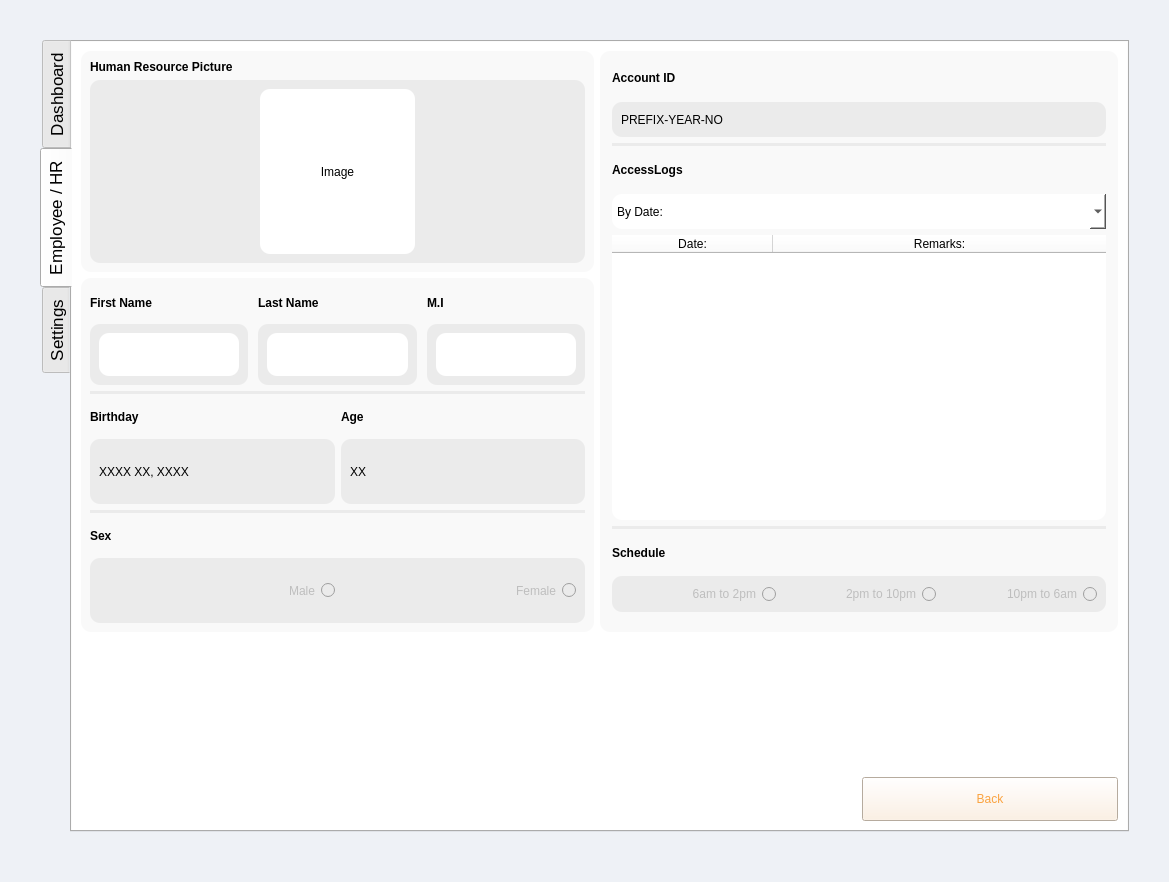
This is EALS UI/v0.4/admin.ui in maeven-tapa/cpet8_group8_workspace as Qt 5 draws it before an edit. The edited form follows.
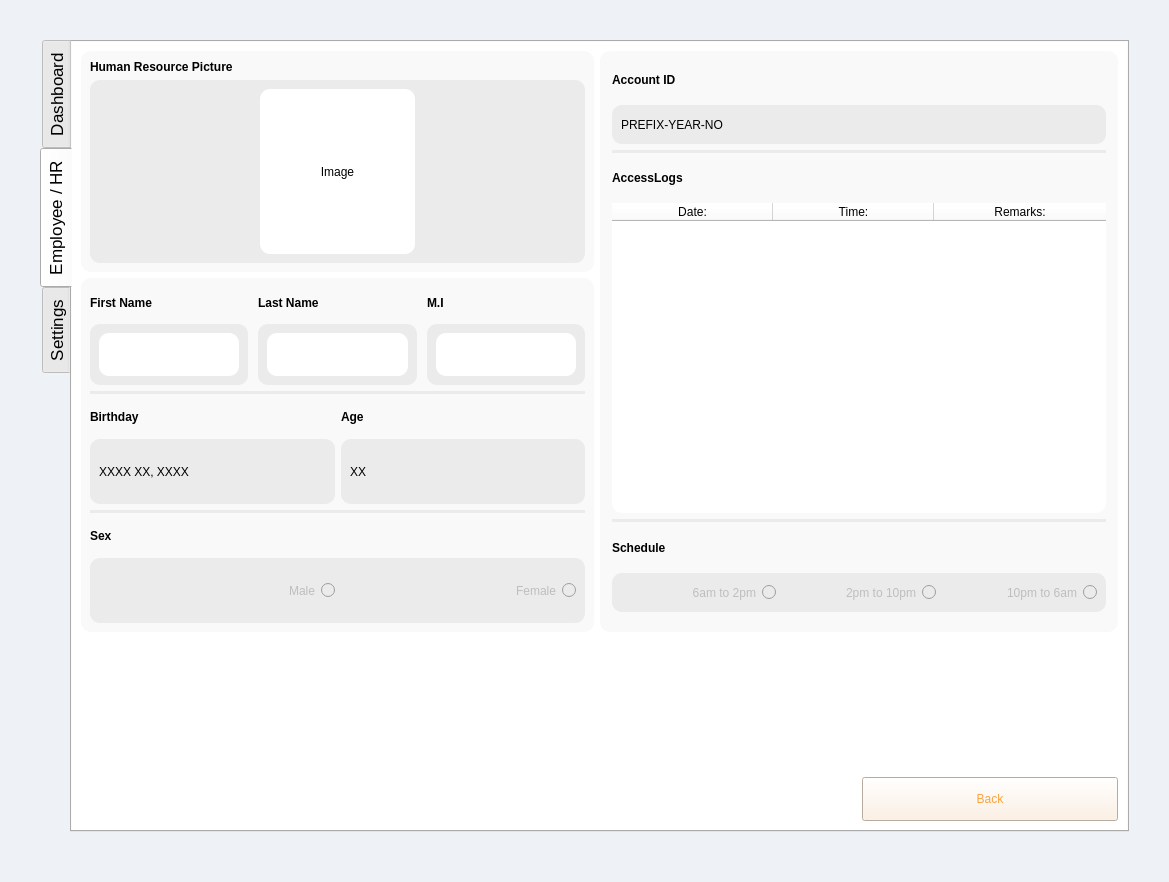
This is the edited form. The open tabs and pages were chosen to show the change. Icons and pictures are not drawn.

Diff of the .ui file:
```diff
--- a/EALS UI/v0.4/admin.ui
+++ b/EALS UI/v0.4/admin.ui
@@ -96,8 +96,8 @@
       </property>
       <property name="iconSize">
        <size>
-        <width>50</width>
-        <height>50</height>
+        <width>20</width>
+        <height>20</height>
        </size>
       </property>
       <property name="elideMode">
@@ -3917,7 +3917,7 @@
               <property name="frameShadow">
                <enum>QFrame::Shadow::Raised</enum>
               </property>
-              <layout class="QVBoxLayout" name="verticalLayout_93" stretch="2,2,0,2,2,16,0,2,2">
+              <layout class="QVBoxLayout" name="verticalLayout_93" stretch="2,2,0,2,16,0,2,2">
                <property name="leftMargin">
                 <number>12</number>
                </property>
@@ -3984,30 +3984,7 @@
                 </widget>
                </item>
                <item>
-                <widget class="QComboBox" name="comboBox_18">
-                 <property name="sizePolicy">
-                  <sizepolicy hsizetype="MinimumExpanding" vsizetype="MinimumExpanding">
-                   <horstretch>0</horstretch>
-                   <verstretch>0</verstretch>
-                  </sizepolicy>
-                 </property>
-                 <property name="styleSheet">
-                  <string notr="true">background-color: rgb(255, 255, 255);</string>
-                 </property>
-                 <item>
-                  <property name="text">
-                   <string>By Date:</string>
-                  </property>
-                 </item>
-                 <item>
-                  <property name="text">
-                   <string>By Remarks:</string>
-                  </property>
-                 </item>
-                </widget>
-               </item>
-               <item>
-                <widget class="QTableWidget" name="tableWidget_4">
+                <widget class="QTableWidget" name="view_hr_tbl">
                  <property name="styleSheet">
                   <string notr="true">background-color: rgb(255, 255, 255);</string>
                  </property>
@@ -4022,6 +3999,11 @@
                    <string>Date:</string>
                   </property>
                  </column>
+                 <column>
+                  <property name="text">
+                   <string>Time:</string>
+                  </property>
+                 </column>
                  <column>
                   <property name="text">
                    <string>Remarks:</string>
```
Left out of the diff: 217 changed lines with no effect on the pictures.
